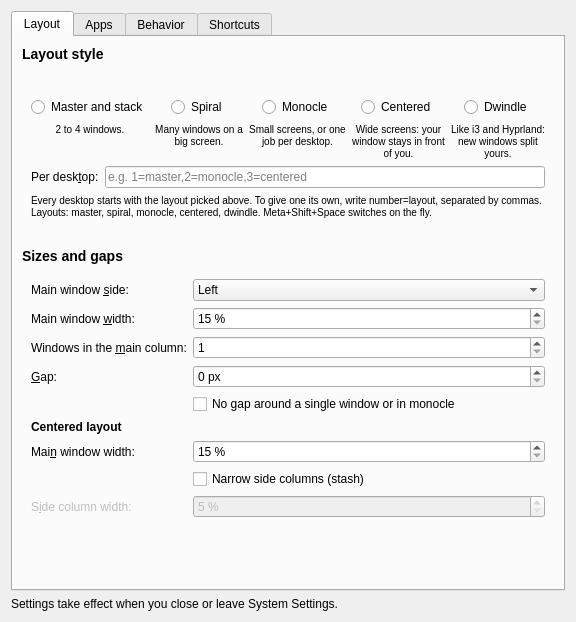
Old version of the form package/contents/ui/config.ui in the repository aic0d3r/stacklet.
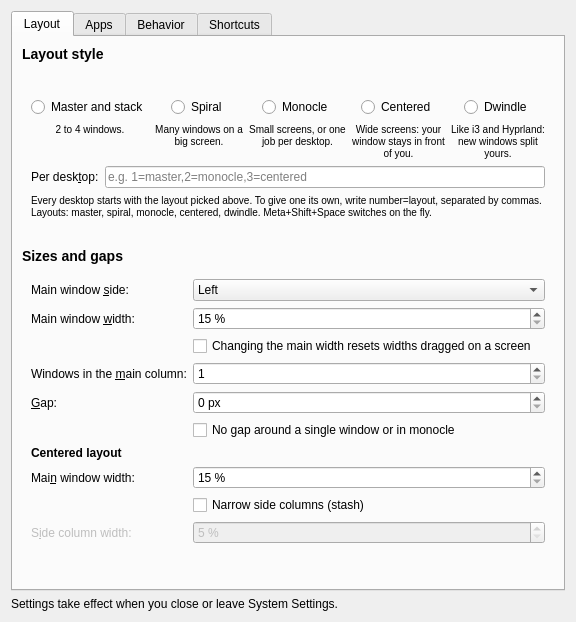
New version of the form. Icons and pictures are not drawn.

Commit message:
New setting: a main width change can reset widths dragged on screens
Widths dragged per monitor are saved and take precedence over Main window width,
so changing the setting only reaches screens that were never dragged. Off by
default; with it on, changing the main width drops the stored widths once.

Diff of the .ui file:
```diff
--- a/package/contents/ui/config.ui
+++ b/package/contents/ui/config.ui
@@ -195,25 +195,31 @@
         <property name="singleStep"><number>5</number></property>
        </widget>
       </item>
-      <item row="2" column="0">
+      <item row="2" column="1">
+       <widget class="QCheckBox" name="kcfg_widthWins">
+        <property name="text"><string>Changing the main width resets widths dragged on a screen</string></property>
+        <property name="toolTip"><string>Dragging the edge of a main window sets the width for that screen, and the screen keeps it. Tick this and changing Main window width above also resets those per-screen widths, so the setting applies everywhere.</string></property>
+       </widget>
+      </item>
+      <item row="3" column="0">
        <widget class="QLabel" name="mainLabel">
         <property name="text"><string>Windows in the &amp;main column:</string></property>
         <property name="buddy"><cstring>kcfg_maxMain</cstring></property>
        </widget>
       </item>
-      <item row="2" column="1">
+      <item row="3" column="1">
        <widget class="QSpinBox" name="kcfg_maxMain">
         <property name="minimum"><number>1</number></property>
         <property name="maximum"><number>2</number></property>
        </widget>
       </item>
-      <item row="3" column="0">
+      <item row="4" column="0">
        <widget class="QLabel" name="gapLabel">
         <property name="text"><string>&amp;Gap:</string></property>
         <property name="buddy"><cstring>kcfg_gap</cstring></property>
        </widget>
       </item>
-      <item row="3" column="1">
+      <item row="4" column="1">
        <widget class="QSpinBox" name="kcfg_gap">
         <property name="toolTip"><string>Space between tiles and around the screen edge.</string></property>
         <property name="suffix"><string> px</string></property>
@@ -221,25 +227,25 @@
         <property name="maximum"><number>64</number></property>
        </widget>
       </item>
-      <item row="4" column="1">
+      <item row="5" column="1">
        <widget class="QCheckBox" name="kcfg_smartGaps">
         <property name="text"><string>No gap around a single window or in monocle</string></property>
        </widget>
       </item>
-      <item row="5" column="0" colspan="2">
+      <item row="6" column="0" colspan="2">
        <widget class="QLabel" name="centeredSubheading">
         <property name="text"><string>&lt;b&gt;Centered layout&lt;/b&gt;</string></property>
         <property name="accessibleName"><string>Centered layout</string></property>
         <property name="margin"><number>6</number></property>
        </widget>
       </item>
-      <item row="6" column="0">
+      <item row="7" column="0">
        <widget class="QLabel" name="centerRatioLabel">
         <property name="text"><string>Mai&amp;n window width:</string></property>
         <property name="buddy"><cstring>kcfg_centerRatio</cstring></property>
        </widget>
       </item>
-      <item row="6" column="1">
+      <item row="7" column="1">
        <widget class="QSpinBox" name="kcfg_centerRatio">
         <property name="toolTip"><string>Share of the screen width for the main window. On a portrait screen, its height. Unused with narrow side columns: the main window then takes what they leave.</string></property>
         <property name="suffix"><string> %</string></property>
@@ -248,20 +254,20 @@
         <property name="singleStep"><number>5</number></property>
        </widget>
       </item>
-      <item row="7" column="1">
+      <item row="8" column="1">
        <widget class="QCheckBox" name="kcfg_stash">
         <property name="text"><string>Narrow side columns (stash)</string></property>
         <property name="toolTip"><string>The other windows stay small and live at the screen edges; the main window takes the rest. Spotlight (Meta+Alt+C) turns it on for one screen and desktop.</string></property>
        </widget>
       </item>
-      <item row="8" column="0">
+      <item row="9" column="0">
        <widget class="QLabel" name="stashWidthLabel">
         <property name="enabled"><bool>false</bool></property>
         <property name="text"><string>S&amp;ide column width:</string></property>
         <property name="buddy"><cstring>kcfg_stashWidth</cstring></property>
        </widget>
       </item>
-      <item row="8" column="1">
+      <item row="9" column="1">
        <widget class="QSpinBox" name="kcfg_stashWidth">
         <property name="enabled"><bool>false</bool></property>
         <property name="toolTip"><string>Share of the screen width for each side column.</string></property>
```
The commit also changes 2 other files.
